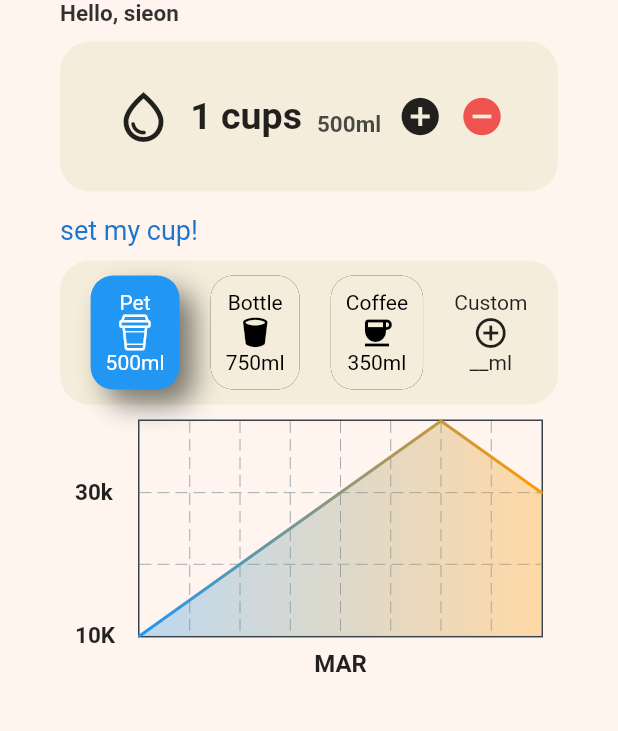
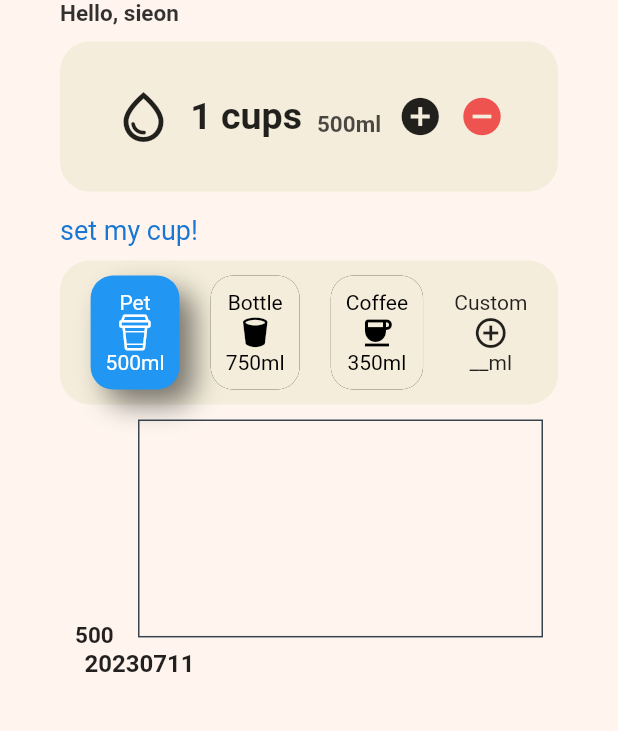
Before and after one commit to Shinsieon/FlutterApps, a Flutter app: the screen it shows after launch, after a tap on the "add circle" icon, on a phone screen of 412 x 824 dp, the part 185-916 px from its top. Run offline on Flutter 3.47's test engine with Material 2 defaults, Android fonts, the phone set to English and light mode, and no system bars; drawn by our look-alikes of fl_chart; our stand-ins replace firebase_core, shared_preferences; accounts and stored records are empty; network calls fail.

Commit message:
flchart in flutter

```diff
--- a/watercups/lib/models/dailyCupsOfWater_model.dart
+++ /dev/null
@@ -1,9 +0,0 @@
-class DailyWaterCupsOfWater {
-  final int cupSize;
-  final int cupCount;
-  final String cupType;
-  DailyWaterCupsOfWater.fromJson(Map<String, dynamic> json)
-      : cupSize = json['cupSize'],
-        cupCount = json['cupCount'],
-        cupType = json['cupType'];
-}
--- a/watercups/lib/screens/home_screen.dart
+++ b/watercups/lib/screens/home_screen.dart
@@ -1,11 +1,11 @@
+import 'dart:convert';
+
 import 'package:flutter/material.dart';
 import 'package:shared_preferences/shared_preferences.dart';
 import 'package:watercups/my_flutter_app_icons.dart';
 import 'package:watercups/widgets/DrinksLineChart.dart';
-import 'package:firebase_core/firebase_core.dart';
-import '../firebase_options.dart';
-import 'package:cloud_firestore/cloud_firestore.dart';
 import '../widgets/CupItem.dart';
+import 'package:intl/intl.dart';
 
 class HomeScreen extends StatefulWidget {
   const HomeScreen({super.key});
@@ -20,52 +20,86 @@ class _HomeScreenState extends State<HomeScreen> {
   static const sizeofPet = 500;
   static const sizeofCoffe = 350;
   var cupofwaterToday = 0;
+  var totalAmount = 0;
   var sizeofCup = sizeofPet; //default size
-  late var db;
-  var userData = [];
 
-  Future initFireStore() async {
-    await Firebase.initializeApp(
-      options: DefaultFirebaseOptions.currentPlatform,
-    );
-    db = FirebaseFirestore.instance;
+  Map<String, dynamic> userData = {};
 
-    await db.collection("dailyCupsOfWater").get().then((event) {
-      for (var doc in event.docs) {
-        userData = doc.data()['shinsieon']['drinks'];
+  // Future initFireStore() async {
+  //   await Firebase.initializeApp(
+  //     options: DefaultFirebaseOptions.currentPlatform,
+  //   );
+  //   db = FirebaseFirestore.instance;
 
-        setState(() {});
-      }
-    });
-  }
+  //   await db.collection("dailyCupsOfWater").get().then((event) {
+  //     for (var doc in event.docs) {
+  //       userData = doc.data()['shinsieon']['drinks'];
+
+  //       setState(() {});
+  //     }
+  //   });
+  // }
 
   Future initPref() async {
     prefs = await SharedPreferences.getInstance();
+    if (prefs.getString('dailyWaterAmount') != null) {
+      var ud = prefs.getString('dailyWaterAmount') ?? "";
+      userData = jsonDecode(ud);
+      var lastDate = userData.keys.toList().last;
+      if (int.parse(lastDate) < int.parse(getYesterDay(DateTime.now()))) {
+        //가장 마지막 기록된 날부터 현재까지 없으면 다 0으로 저장.
+        while (lastDate == getToday()) {
+          userData[getTomorrow(DateTime.parse(lastDate))] = 0;
+          lastDate = getTomorrow(DateTime.parse(lastDate));
+        }
+      }
+    }
     if (prefs.getInt('cupofwaterToday') != null) {
-      setState(() {
-        cupofwaterToday = prefs.getInt('cupofwaterToday')!;
-      });
+      cupofwaterToday = prefs.getInt('cupofwaterToday')!;
     }
     if (prefs.getInt('sizeofCup') != null) {
-      setState(() {
-        sizeofCup = prefs.getInt('sizeofCup')!;
-      });
+      sizeofCup = prefs.getInt('sizeofCup')!;
+      totalAmount = userData[getToday()] ?? 0;
     }
+    setState(() {});
+  }
+
+  String getToday() {
+    return DateFormat('yyyyMMdd').format(DateTime.now());
+  }
+
+  String getTomorrow<DateTime>(date) {
+    return DateFormat('yyyyMMdd').format(date.add(const Duration(days: 1)));
+  }
+
+  String getYesterDay<DateTime>(date) {
+    return DateFormat('yyyyMMdd')
+        .format(date.subtract(const Duration(days: 1)));
+  }
+
+  void updateUserData() async {
+    userData[getToday()] = (cupofwaterToday * sizeofCup);
+    await prefs.setString('dailyWaterAmount', jsonEncode(userData));
+    await prefs.setInt('cupofwaterToday', cupofwaterToday);
+    setState(() {});
+
+    //userData['']
   }
 
   void plusCup() async {
     cupofwaterToday += 1;
-
-    await prefs.setInt('cupofwaterToday', cupofwaterToday);
-    setState(() {});
+    totalAmount += sizeofCup;
+    updateUserData();
   }
 
   void minusCup() async {
     cupofwaterToday -= 1;
-    if (cupofwaterToday < 0) cupofwaterToday = 0;
-
-    await prefs.setInt('cupofwaterToday', cupofwaterToday);
-    setState(() {});
+    totalAmount -= sizeofCup;
+    if (cupofwaterToday <= 0 || totalAmount <= 0) {
+      cupofwaterToday = 0;
+      totalAmount = 0;
+    }
+    updateUserData();
   }
 
   void setSizeofCup<int>(item) async {
@@ -78,7 +112,6 @@ class _HomeScreenState extends State<HomeScreen> {
   void initState() {
     super.initState();
     initPref();
-    initFireStore();
   }
 
   @override
@@ -138,7 +171,7 @@ class _HomeScreenState extends State<HomeScreen> {
                         ),
                         const SizedBox(width: 10),
                         Text(
-                          "${sizeofCup}ml",
+                          "${totalAmount}ml",
                           style: TextStyle(
                               color: Colors.black.withOpacity(0.7),
                               fontSize: 15,
--- a/watercups/lib/widgets/DrinksLineChart.dart
+++ b/watercups/lib/widgets/DrinksLineChart.dart
@@ -2,23 +2,31 @@ import 'package:fl_chart/fl_chart.dart';
 import 'package:flutter/material.dart';
 
 class DrinksLineChart extends StatefulWidget {
-  final List userData;
+  final Map<String, dynamic> userData;
 
-  const DrinksLineChart({super.key, required this.userData});
+  final List<FlSpot> userDataFlSpots = [];
+
+  DrinksLineChart({super.key, required this.userData});
 
   @override
   State<DrinksLineChart> createState() => _DrinksLineChartState();
 }
 
 class _DrinksLineChartState extends State<DrinksLineChart> {
-  List<Color> gradientColors = [
-    Colors.blue,
-    Colors.orange,
-  ];
+  @override
+  void initState() {
+    super.initState();
+  }
 
   @override
   Widget build(BuildContext context) {
-    print(widget.userData);
+    if (widget.userData.isNotEmpty) {
+      double cnt = 0;
+      for (var element in widget.userData.entries) {
+        widget.userDataFlSpots.add(FlSpot(cnt, element.value.toDouble()));
+        cnt += 1;
+      }
+    }
     return Stack(
       children: <Widget>[
         AspectRatio(
@@ -39,25 +47,15 @@ class _DrinksLineChartState extends State<DrinksLineChart> {
       fontWeight: FontWeight.bold,
       fontSize: 16,
     );
-    Widget text;
-    switch (value.toInt()) {
-      case 2:
-        text = const Text('MAR', style: style);
-        break;
-      case 5:
-        text = const Text('JUN', style: style);
-        break;
-      case 8:
-        text = const Text('SEP', style: style);
-        break;
-      default:
-        text = const Text('', style: style);
-        break;
-    }
 
     return SideTitleWidget(
       axisSide: meta.axisSide,
-      child: text,
+      child: widget.userData.isNotEmpty
+          ? Text(
+              widget.userData.keys.toList()[value.toInt()],
+              style: style,
+            )
+          : const Text(""),
     );
   }
 
@@ -66,22 +64,8 @@ class _DrinksLineChartState extends State<DrinksLineChart> {
       fontWeight: FontWeight.bold,
       fontSize: 15,
     );
-    String text;
-    switch (value.toInt()) {
-      case 1:
-        text = '10K';
-        break;
-      case 3:
-        text = '30k';
-        break;
-      case 5:
-        text = '50k';
-        break;
-      default:
-        return Container();
-    }
-
-    return Text(text, style: style, textAlign: TextAlign.left);
+    return Text(value.toInt().toString(),
+        style: style, textAlign: TextAlign.left);
   }
 
   LineChartData mainData() {
@@ -91,8 +75,11 @@ class _DrinksLineChartState extends State<DrinksLineChart> {
         rightTitles: const AxisTitles(
           sideTitles: SideTitles(showTitles: false),
         ),
-        topTitles: const AxisTitles(
-          sideTitles: SideTitles(showTitles: false),
+        topTitles: AxisTitles(
+          sideTitles: SideTitles(
+            showTitles: false,
+            getTitlesWidget: (value, meta) => const Text("hello"),
+          ),
         ),
         bottomTitles: AxisTitles(
           sideTitles: SideTitles(
@@ -105,7 +92,7 @@ class _DrinksLineChartState extends State<DrinksLineChart> {
         leftTitles: AxisTitles(
           sideTitles: SideTitles(
             showTitles: true,
-            interval: 1,
+            interval: 500,
             getTitlesWidget: leftTitleWidgets,
             reservedSize: 42,
           ),
@@ -117,28 +104,12 @@ class _DrinksLineChartState extends State<DrinksLineChart> {
       ),
       lineBarsData: [
         LineChartBarData(
-          spots: const [
-            FlSpot(0, 1),
-            FlSpot(1, 2),
-            FlSpot(3, 4),
-            FlSpot(4, 3),
-          ],
+          spots: widget.userDataFlSpots,
           isCurved: false,
-          gradient: LinearGradient(
-            colors: gradientColors,
-          ),
           barWidth: 2,
           isStrokeCapRound: true,
           dotData: const FlDotData(
             show: false,
-          ),
-          belowBarData: BarAreaData(
-            show: true,
-            gradient: LinearGradient(
-              colors: gradientColors
-                  .map((color) => color.withOpacity(0.3))
-                  .toList(),
-            ),
           ),
         ),
       ],
--- a/watercups/pubspec.yaml
+++ b/watercups/pubspec.yaml
@@ -30,6 +30,7 @@ environment:
 dependencies:
   flutter:
     sdk: flutter
+  intl: ^0.17.0
 
   # The following adds the Cupertino Icons font to your application.
   # Use with the CupertinoIcons class for iOS style icons.
```
Also changed, not shown: watercups/pubspec.lock.
